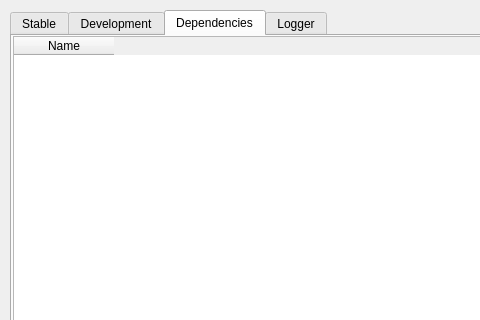
Before: the Qt Designer form Tools/Launcher/source/Launcher/mainwindow.ui in xaoctech/dava.engine, drawn with Qt 5; both pictures show x 0 to 480 and y 0 to 320 of the 821 by 419 pixel window.
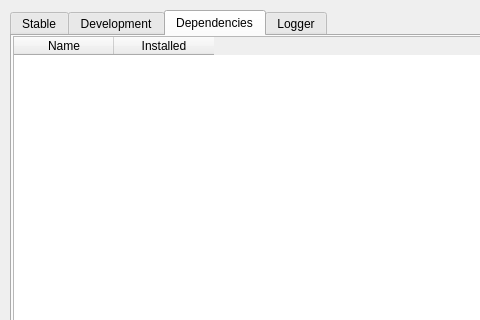
After: the same form once the commit is applied. The open tabs and pages were chosen to show the change.

Diff of the .ui file:
```diff
--- a/Tools/Launcher/source/Launcher/mainwindow.ui
+++ b/Tools/Launcher/source/Launcher/mainwindow.ui
@@ -167,6 +167,11 @@
         <string notr="true">Name</string>
        </property>
       </column>
+      <column>
+       <property name="text">
+        <string>Installed</string>
+       </property>
+      </column>
      </widget>
     </widget>
     <widget class="QWidget" name="tab_4">
```
